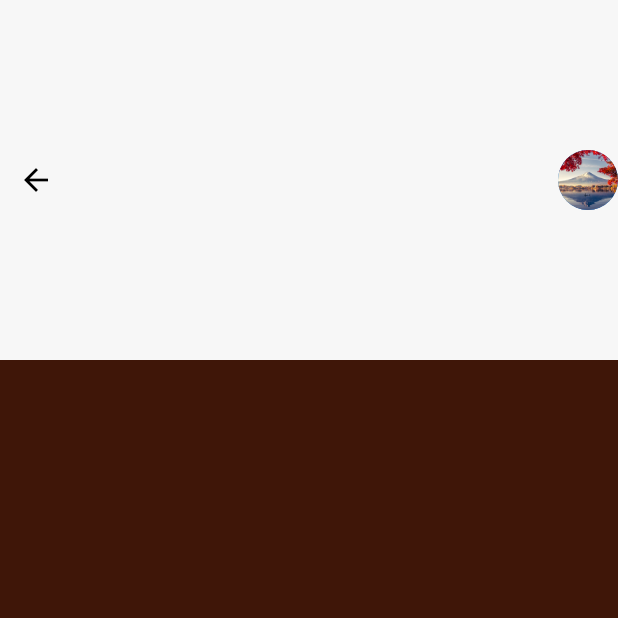
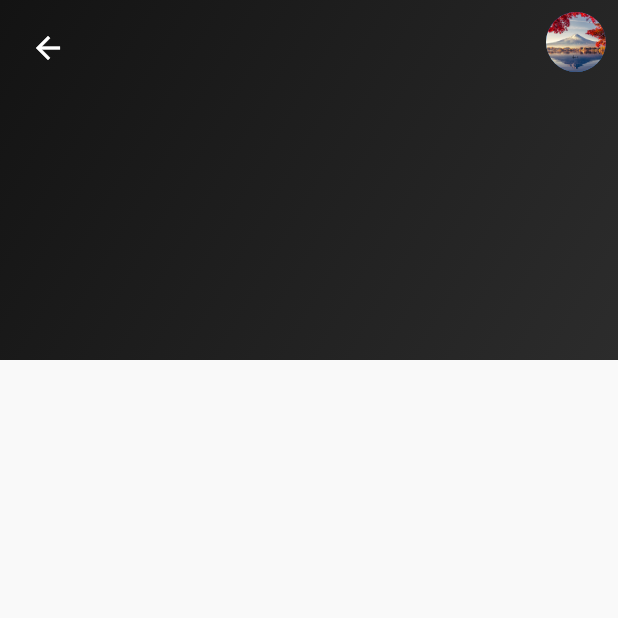
Before and after one commit to bimbo-ade/MyCoffee, a Flutter app: the HomeScreen screen opened directly, on a phone screen of 412 x 824 dp, the top half of it. Run offline on Flutter 3.47's test engine with Material 2 defaults, Android fonts, the phone set to English and light mode, and no system bars.

Commit message:
home header

```diff
--- a/lib/home_screen.dart
+++ b/lib/home_screen.dart
@@ -6,19 +6,29 @@ class HomeScreen extends StatelessWidget {
   @override
   Widget build(BuildContext context) {
     return Scaffold(
-        body: Stack(
+      body: SafeArea(
+        child: Stack(
           children: [
             Container(
-          color: const Color.fromARGB(255, 63, 22, 8), // First color
+              color: const Color(0xFFF9F9F9), // First color
               width: double.infinity,
               height: double.infinity,
             ),
             Container(
-            color: const Color.fromARGB(255, 247, 247, 247), // Second color
+                decoration: const BoxDecoration(
+                  gradient: LinearGradient(
+                    begin: Alignment.topLeft,
+                    end: Alignment.bottomRight,
+                    colors: [Color(0xFF131313), Color(0xFF2C2C2C)],
+                  ),
+                ),
                 width: double.infinity,
                 height: 240,
+                child: Padding(
+                  padding: const EdgeInsets.all(8.0),
                   child: Row(
                     mainAxisAlignment: MainAxisAlignment.spaceBetween,
+                    crossAxisAlignment: CrossAxisAlignment.start,
                     children: [
                       IconButton(
                         onPressed: () {
@@ -26,7 +36,7 @@ class HomeScreen extends StatelessWidget {
                         },
                         icon: const Icon(
                           Icons.arrow_back,
-                    color: Colors.black,
+                          color: Colors.white,
                         ),
                       ),
                       const CircleAvatar(
@@ -34,33 +44,11 @@ class HomeScreen extends StatelessWidget {
                         radius: 20,
                       )
                     ],
+                  ),
                 )),
           ],
-    )
-
-        // Padding(
-        //   padding: const EdgeInsets.all(20.0),
-        //   child: SafeArea(
-        //     child: Row(
-        //       mainAxisAlignment: MainAxisAlignment.spaceBetween,
-        //       children: [
-        //         IconButton(
-        //           onPressed: () {
-        //             Navigator.pop(context);
-        //           },
-        //           icon: const Icon(
-        //             Icons.arrow_back,
-        //             color: Colors.white,
-        //           ),
-        //         ),
-        //         const CircleAvatar(
-        //           backgroundImage: AssetImage('assets/image.jpg'),
-        //           radius: 20,
-        //         )
-        //       ],
-        //     ),
-        //   ),
-        // ),
+        ),
+      ),
     );
   }
 }
```
Lines whose indentation alone changed are shown as unchanged.
